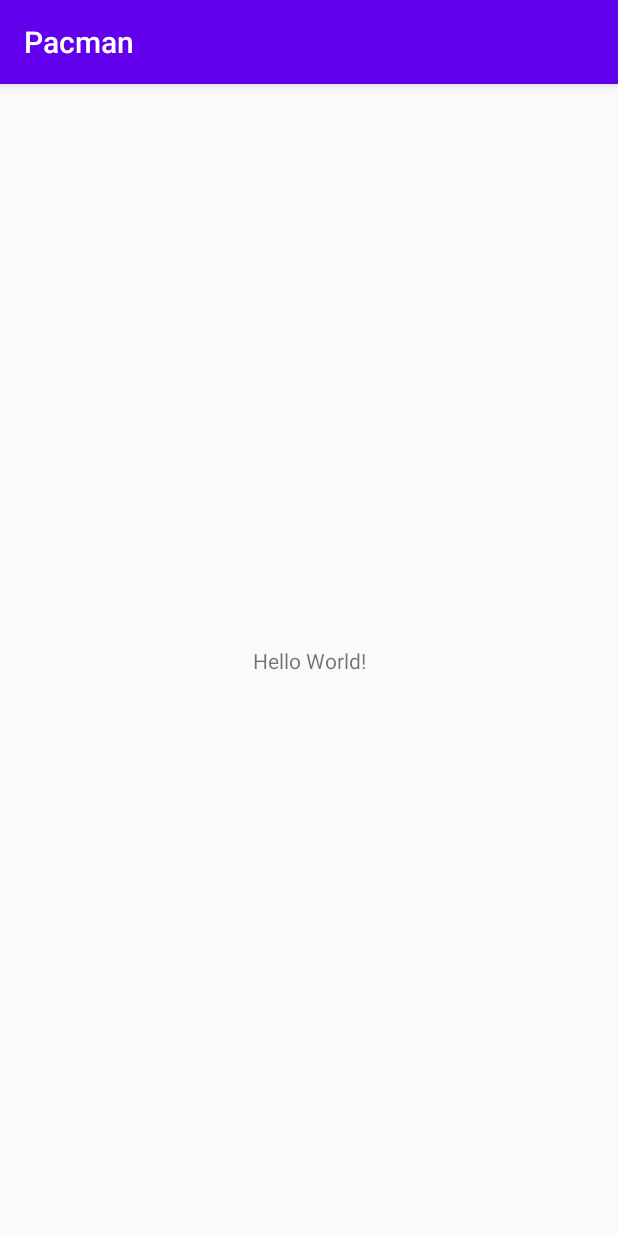
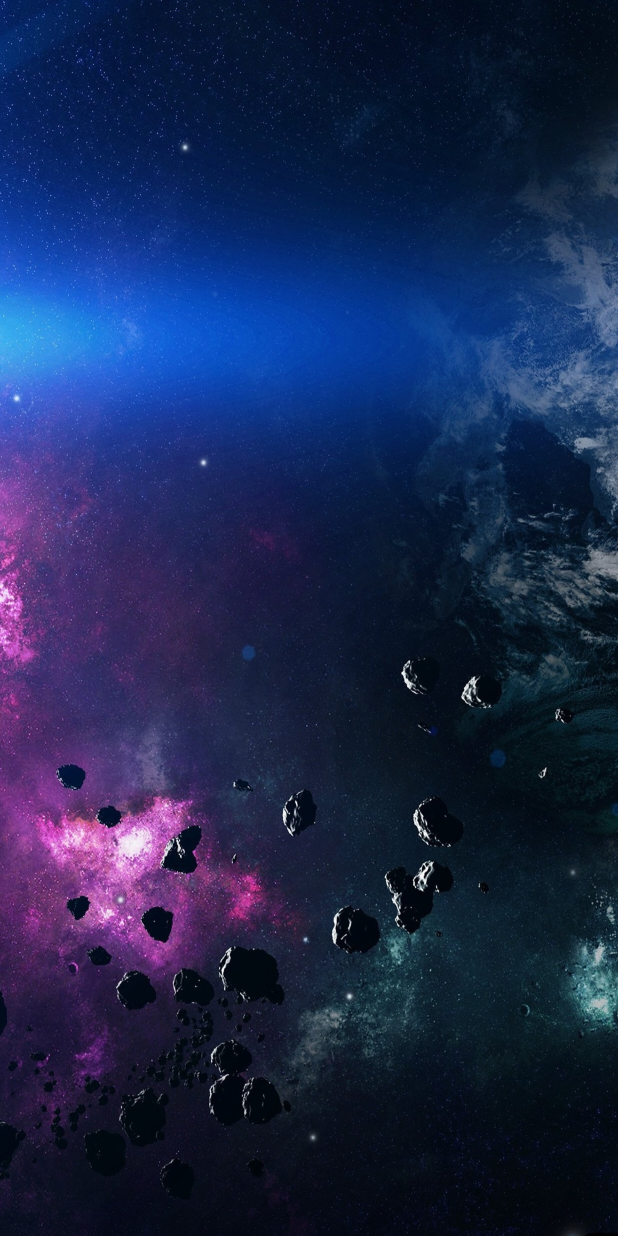
Before and after one commit to Saanicc/Pacman, an Android app: the screen it shows after launch (MainActivity), on a phone screen of 412 x 824 dp. Run offline under Robolectric (Android 15) with nearby library versions, the phone set to English and light mode, and no system bars.

Commit message:
Added background images + hid SystemUI
- Added background images
- Added ability to hide and show SystemUI

```diff
--- a/app/src/main/java/com/example/pacman/MainActivity.java
+++ b/app/src/main/java/com/example/pacman/MainActivity.java
@@ -3,6 +3,7 @@ package com.example.pacman;
 import androidx.appcompat.app.AppCompatActivity;
 
 import android.os.Bundle;
+import android.view.View;
 
 public class MainActivity extends AppCompatActivity {
 
@@ -11,4 +12,40 @@ public class MainActivity extends AppCompatActivity {
         super.onCreate(savedInstanceState);
         setContentView(R.layout.activity_main);
     }
+
+    @Override
+    public void onWindowFocusChanged(boolean hasFocus) {
+        super.onWindowFocusChanged(hasFocus);
+        if (hasFocus) {
+            hideSystemUI();
+        }
+    }
+
+    private void hideSystemUI() {
+        // Enables regular immersive mode.
+        // For "lean back" mode, remove SYSTEM_UI_FLAG_IMMERSIVE.
+        // Or for "sticky immersive," replace it with SYSTEM_UI_FLAG_IMMERSIVE_STICKY
+        View decorView = getWindow().getDecorView();
+        decorView.setSystemUiVisibility(
+                View.SYSTEM_UI_FLAG_IMMERSIVE
+                        // Set the content to appear under the system bars so that the
+                        // content doesn't resize when the system bars hide and show.
+                        | View.SYSTEM_UI_FLAG_LAYOUT_STABLE
+                        | View.SYSTEM_UI_FLAG_LAYOUT_HIDE_NAVIGATION
+                        | View.SYSTEM_UI_FLAG_LAYOUT_FULLSCREEN
+                        // Hide the nav bar and status bar
+                        | View.SYSTEM_UI_FLAG_HIDE_NAVIGATION
+                        | View.SYSTEM_UI_FLAG_FULLSCREEN);
+    }
+
+    /*
+    // Shows the system bars by removing all the flags
+    // except for the ones that make the content appear under the system bars.
+    private void showSystemUI() {
+        View decorView = getWindow().getDecorView();
+        decorView.setSystemUiVisibility(
+                View.SYSTEM_UI_FLAG_LAYOUT_STABLE
+                        | View.SYSTEM_UI_FLAG_LAYOUT_HIDE_NAVIGATION
+                        | View.SYSTEM_UI_FLAG_LAYOUT_FULLSCREEN);
+    }*/
 }
--- a/app/src/main/res/layout/activity_main.xml
+++ b/app/src/main/res/layout/activity_main.xml
@@ -6,13 +6,10 @@
     android:layout_height="match_parent"
     tools:context=".MainActivity">
 
-    <TextView
-        android:layout_width="wrap_content"
-        android:layout_height="wrap_content"
-        android:text="Hello World!"
-        app:layout_constraintBottom_toBottomOf="parent"
-        app:layout_constraintLeft_toLeftOf="parent"
-        app:layout_constraintRight_toRightOf="parent"
-        app:layout_constraintTop_toTopOf="parent" />
-
+    <ImageView
+        android:id="@+id/imageView"
+        android:layout_width="match_parent"
+        android:layout_height="match_parent"
+        android:scaleType="fitXY"
+        android:src="@drawable/background" />
 </androidx.constraintlayout.widget.ConstraintLayout>
--- a/app/src/main/res/values/styles.xml
+++ b/app/src/main/res/values/styles.xml
@@ -1,6 +1,6 @@
 <resources>
     <!-- Base application theme. -->
-    <style name="AppTheme" parent="Theme.AppCompat.Light.DarkActionBar">
+    <style name="AppTheme" parent="Theme.AppCompat.Light.NoActionBar">
         <!-- Customize your theme here. -->
         <item name="colorPrimary">@color/colorPrimary</item>
         <item name="colorPrimaryDark">@color/colorPrimaryDark</item>
```
Also changed, not shown: app/src/main/res/drawable/background.jpg (added), app/src/main/res/drawable/background2.jpg (added), app/src/main/res/drawable/background3.jpg (added).
